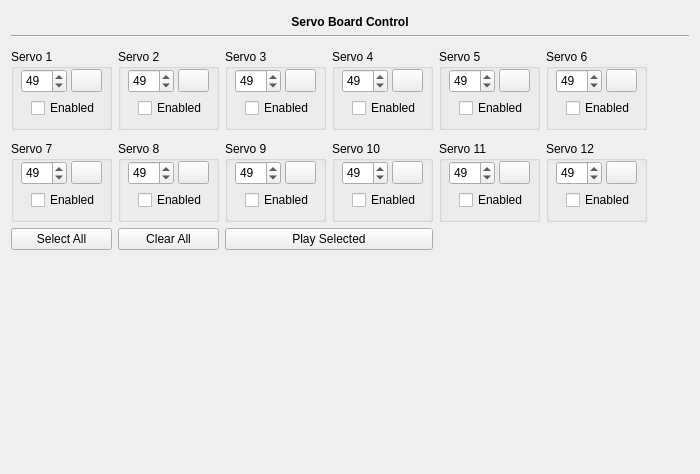
Above: src/servoboard_main.ui from jgen/ServoControl before the change. Below: the same form after it.
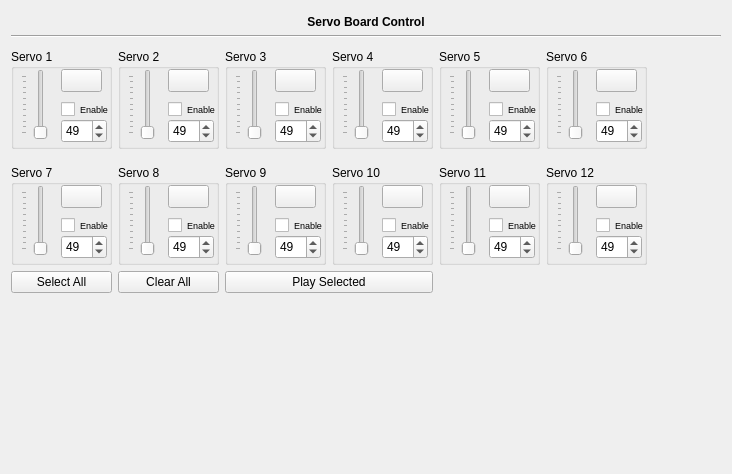
That is the form after the change. Icons and pictures are not drawn.

What changed in the file:
```diff
--- a/src/servoboard_main.ui
+++ b/src/servoboard_main.ui
@@ -6,7 +6,7 @@
    <rect>
     <x>0</x>
     <y>0</y>
-    <width>700</width>
+    <width>732</width>
     <height>474</height>
    </rect>
   </property>
@@ -24,13 +24,13 @@
        <property name="minimumSize">
         <size>
          <width>101</width>
-         <height>81</height>
+         <height>100</height>
         </size>
        </property>
        <property name="maximumSize">
         <size>
          <width>101</width>
-         <height>81</height>
+         <height>100</height>
         </size>
        </property>
        <property name="title">
@@ -39,8 +39,8 @@
        <widget class="QSpinBox" name="spinServo1">
         <property name="geometry">
          <rect>
-          <x>10</x>
-          <y>20</y>
+          <x>50</x>
+          <y>70</y>
           <width>46</width>
           <height>24</height>
          </rect>
@@ -58,9 +58,9 @@
        <widget class="QPushButton" name="btnServo1">
         <property name="geometry">
          <rect>
-          <x>60</x>
+          <x>50</x>
           <y>20</y>
-          <width>31</width>
+          <width>41</width>
           <height>23</height>
          </rect>
         </property>
@@ -78,14 +78,47 @@
        <widget class="QCheckBox" name="chkServo1">
         <property name="geometry">
          <rect>
-          <x>20</x>
+          <x>50</x>
           <y>50</y>
-          <width>71</width>
-          <height>18</height>
+          <width>51</width>
+          <height>20</height>
          </rect>
         </property>
+        <property name="minimumSize">
+         <size>
+          <width>51</width>
+          <height>20</height>
+         </size>
+        </property>
+        <property name="maximumSize">
+         <size>
+          <width>51</width>
+          <height>20</height>
+         </size>
+        </property>
+        <property name="font">
+         <font>
+          <pointsize>7</pointsize>
+         </font>
+        </property>
         <property name="text">
-         <string>Enabled</string>
+         <string>Enable</string>
+        </property>
+       </widget>
+       <widget class="QSlider" name="sliderServo1">
+        <property name="geometry">
+         <rect>
+          <x>10</x>
+          <y>20</y>
+          <width>31</width>
+          <height>71</height>
+         </rect>
+        </property>
+        <property name="orientation">
+         <enum>Qt::Vertical</enum>
+        </property>
+        <property name="tickPosition">
+         <enum>QSlider::TicksAbove</enum>
         </property>
        </widget>
       </widget>
@@ -95,13 +128,13 @@
        <property name="minimumSize">
         <size>
          <width>101</width>
-         <height>81</height>
+         <height>100</height>
         </size>
        </property>
        <property name="maximumSize">
         <size>
          <width>101</width>
-         <height>81</height>
+         <height>100</height>
         </size>
        </property>
        <property name="title">
@@ -110,8 +143,8 @@
        <widget class="QSpinBox" name="spinServo2">
         <property name="geometry">
          <rect>
-          <x>10</x>
-          <y>20</y>
+          <x>50</x>
+          <y>70</y>
           <width>46</width>
           <height>24</height>
          </rect>
@@ -129,9 +162,9 @@
        <widget class="QPushButton" name="btnServo2">
         <property name="geometry">
          <rect>
-          <x>60</x>
+          <x>50</x>
           <y>20</y>
-          <width>31</width>
+          <width>41</width>
           <height>23</height>
          </rect>
         </property>
@@ -149,14 +182,47 @@
        <widget class="QCheckBox" name="chkServo2">
         <property name="geometry">
          <rect>
-          <x>20</x>
+          <x>50</x>
           <y>50</y>
-          <width>71</width>
-          <height>18</height>
+          <width>51</width>
+          <height>20</height>
          </rect>
         </property>
+        <property name="minimumSize">
+         <size>
+          <width>51</width>
+          <height>20</height>
+         </size>
+        </property>
+        <property name="maximumSize">
+         <size>
+          <width>51</width>
+          <height>20</height>
+         </size>
+        </property>
+        <property name="font">
+         <font>
+          <pointsize>7</pointsize>
+         </font>
+        </property>
         <property name="text">
-         <string>Enabled</string>
+         <string>Enable</string>
+        </property>
+       </widget>
+       <widget class="QSlider" name="sliderServo2">
+        <property name="geometry">
+         <rect>
+          <x>10</x>
+          <y>20</y>
+          <width>31</width>
+          <height>71</height>
+         </rect>
+        </property>
+        <property name="orientation">
+         <enum>Qt::Vertical</enum>
+        </property>
+        <property name="tickPosition">
+         <enum>QSlider::TicksAbove</enum>
         </property>
        </widget>
       </widget>
@@ -187,8 +253,8 @@
        </property>
        <property name="sizeHint" stdset="0">
         <size>
-         <width>5</width>
-         <height>5</height>
+         <width>10</width>
+         <height>10</height>
         </size>
        </property>
       </spacer>
@@ -198,13 +264,13 @@
        <property name="minimumSize">
         <size>
          <width>101</width>
-         <height>81</height>
+         <height>100</height>
         </size>
        </property>
        <property name="maximumSize">
         <size>
          <width>101</width>
-         <height>81</height>
+         <height>100</height>
         </size>
        </property>
        <property name="title">
@@ -213,8 +279,8 @@
        <widget class="QSpinBox" name="spinServo7">
         <property name="geometry">
          <rect>
-          <x>10</x>
-          <y>20</y>
+          <x>50</x>
+          <y>70</y>
           <width>46</width>
           <height>24</height>
          </rect>
@@ -232,9 +298,9 @@
        <widget class="QPushButton" name="btnServo7">
         <property name="geometry">
          <rect>
-          <x>60</x>
+          <x>50</x>
           <y>20</y>
-          <width>31</width>
+          <width>41</width>
           <height>23</height>
          </rect>
         </property>
@@ -252,14 +318,47 @@
        <widget class="QCheckBox" name="chkServo7">
         <property name="geometry">
          <rect>
-          <x>20</x>
+          <x>50</x>
           <y>50</y>
-          <width>71</width>
-          <height>18</height>
+          <width>51</width>
+          <height>20</height>
          </rect>
         </property>
+        <property name="minimumSize">
+         <size>
+          <width>51</width>
+          <height>20</height>
+         </size>
+        </property>
+        <property name="maximumSize">
+         <size>
+          <width>51</width>
+          <height>20</height>
+         </size>
+        </property>
+        <property name="font">
+         <font>
+          <pointsize>7</pointsize>
+         </font>
+        </property>
         <property name="text">
-         <string>Enabled</string>
+         <string>Enable</string>
+        </property>
+       </widget>
+       <widget class="QSlider" name="sliderServo7">
+        <property name="geometry">
+         <rect>
+          <x>10</x>
+          <y>20</y>
+          <width>31</width>
+          <height>71</height>
+         </rect>
+        </property>
+        <property name="orientation">
+         <enum>Qt::Vertical</enum>
+        </property>
+        <property name="tickPosition">
+         <enum>QSlider::TicksAbove</enum>
         </property>
        </widget>
       </widget>
@@ -269,13 +368,13 @@
        <property name="minimumSize">
         <size>
          <width>101</width>
-         <height>81</height>
+         <height>100</height>
         </size>
        </property>
        <property name="maximumSize">
         <size>
          <width>101</width>
-         <height>81</height>
+         <height>100</height>
         </size>
        </property>
        <property name="title">
@@ -284,8 +383,8 @@
        <widget class="QSpinBox" name="spinServo3">
         <property name="geometry">
          <rect>
-          <x>10</x>
-          <y>20</y>
+          <x>50</x>
+          <y>70</y>
           <width>46</width>
           <height>24</height>
          </rect>
@@ -303,9 +402,9 @@
        <widget class="QPushButton" name="btnServo3">
         <property name="geometry">
          <rect>
-          <x>60</x>
+          <x>50</x>
           <y>20</y>
-          <width>31</width>
+          <width>41</width>
           <height>23</height>
          </rect>
         </property>
@@ -323,14 +422,47 @@
        <widget class="QCheckBox" name="chkServo3">
         <property name="geometry">
          <rect>
-          <x>20</x>
+          <x>50</x>
           <y>50</y>
-          <width>71</width>
-          <height>18</height>
+          <width>51</width>
+          <height>20</height>
          </rect>
         </property>
+        <property name="minimumSize">
+         <size>
+          <width>51</width>
+          <height>20</height>
+         </size>
+        </property>
+        <property name="maximumSize">
+         <size>
+          <width>51</width>
+          <height>20</height>
+         </size>
+        </property>
+        <property name="font">
+         <font>
+          <pointsize>7</pointsize>
+         </font>
+        </property>
         <property name="text">
-         <string>Enabled</string>
+         <string>Enable</string>
+        </property>
+       </widget>
+       <widget class="QSlider" name="sliderServo3">
+        <property name="geometry">
+         <rect>
+          <x>10</x>
+          <y>20</y>
+          <width>31</width>
+          <height>71</height>
+         </rect>
+        </property>
+        <property name="orientation">
+         <enum>Qt::Vertical</enum>
+        </property>
+        <property name="tickPosition">
+         <enum>QSlider::TicksAbove</enum>
         </property>
        </widget>
       </widget>
@@ -340,13 +472,13 @@
        <property name="minimumSize">
         <size>
          <width>101</width>
-         <height>81</height>
+         <height>100</height>
         </size>
        </property>
        <property name="maximumSize">
         <size>
          <width>101</width>
-         <height>81</height>
+         <height>100</height>
         </size>
        </property>
        <property name="title">
@@ -355,8 +487,8 @@
        <widget class="QSpinBox" name="spinServo4">
         <property name="geometry">
          <rect>
-          <x>10</x>
-          <y>20</y>
+          <x>50</x>
+          <y>70</y>
           <width>46</width>
           <height>24</height>
          </rect>
@@ -374,9 +506,9 @@
        <widget class="QPushButton" name="btnServo4">
         <property name="geometry">
          <rect>
-          <x>60</x>
+          <x>50</x>
           <y>20</y>
-          <width>31</width>
+          <width>41</width>
           <height>23</height>
          </rect>
         </property>
@@ -394,14 +526,47 @@
        <widget class="QCheckBox" name="chkServo4">
         <property name="geometry">
          <rect>
-          <x>20</x>
+          <x>50</x>
           <y>50</y>
-          <width>71</width>
-          <height>18</height>
+          <width>51</width>
+          <height>20</height>
          </rect>
         </property>
+        <property name="minimumSize">
+         <size>
+          <width>51</width>
+          <height>20</height>
+         </size>
+        </property>
+        <property name="maximumSize">
+         <size>
+          <width>51</width>
+          <height>20</height>
+         </size>
+        </property>
+        <property name="font">
+         <font>
+          <pointsize>7</pointsize>
+         </font>
+        </property>
         <property name="text">
-         <string>Enabled</string>
+         <string>Enable</string>
+        </property>
+       </widget>
+       <widget class="QSlider" name="sliderServo4">
+        <property name="geometry">
+         <rect>
+          <x>10</x>
+          <y>20</y>
+          <width>31</width>
+          <height>71</height>
+         </rect>
+        </property>
+        <property name="orientation">
+         <enum>Qt::Vertical</enum>
+        </property>
+        <property name="tickPosition">
+         <enum>QSlider::TicksAbove</enum>
         </property>
        </widget>
       </widget>
@@ -411,13 +576,13 @@
        <property name="minimumSize">
         <size>
          <width>101</width>
-         <height>81</height>
+         <height>100</height>
         </size>
        </property>
        <property name="maximumSize">
         <size>
          <width>101</width>
-         <height>81</height>
+         <height>100</height>
         </size>
        </property>
        <property name="title">
@@ -426,8 +591,8 @@
        <widget class="QSpinBox" name="spinServo5">
         <property name="geometry">
          <rect>
-          <x>10</x>
-          <y>20</y>
+          <x>50</x>
+          <y>70</y>
           <width>46</width>
           <height>24</height>
          </rect>
@@ -445,9 +610,9 @@
        <widget class="QPushButton" name="btnServo5">
         <property name="geometry">
          <rect>
-          <x>60</x>
+          <x>50</x>
           <y>20</y>
-          <width>31</width>
+          <width>41</width>
           <height>23</height>
          </rect>
         </property>
@@ -465,14 +630,47 @@
        <widget class="QCheckBox" name="chkServo5">
         <property name="geometry">
          <rect>
-          <x>20</x>
+          <x>50</x>
           <y>50</y>
-          <width>71</width>
-          <height>18</height>
+          <width>51</width>
+          <height>20</height>
          </rect>
         </property>
+        <property name="minimumSize">
+         <size>
+          <width>51</width>
+          <height>20</height>
+         </size>
+        </property>
+        <property name="maximumSize">
+         <size>
+          <width>51</width>
+          <height>20</height>
+         </size>
+        </property>
+        <property name="font">
+         <font>
+          <pointsize>7</pointsize>
+         </font>
+        </property>
         <property name="text">
-         <string>Enabled</string>
+         <string>Enable</string>
+        </property>
+       </widget>
+       <widget class="QSlider" name="sliderServo5">
+        <property name="geometry">
+         <rect>
+          <x>10</x>
+          <y>20</y>
+          <width>31</width>
+          <height>71</height>
+         </rect>
+        </property>
+        <property name="orientation">
+         <enum>Qt::Vertical</enum>
+        </property>
+        <property name="tickPosition">
+         <enum>QSlider::TicksAbove</enum>
         </property>
        </widget>
       </widget>
@@ -482,13 +680,13 @@
        <property name="minimumSize">
         <size>
          <width>101</width>
-         <height>81</height>
+         <height>100</height>
         </size>
        </property>
        <property name="maximumSize">
         <size>
          <width>101</width>
-         <height>81</height>
+         <height>100</height>
         </size>
        </property>
        <property name="title">
@@ -497,8 +695,8 @@
        <widget class="QSpinBox" name="spinServo6">
         <property name="geometry">
          <rect>
-          <x>10</x>
-          <y>20</y>
+          <x>50</x>
+          <y>70</y>
           <width>46</width>
           <height>24</height>
          </rect>
@@ -516,9 +714,9 @@
        <widget class="QPushButton" name="btnServo6">
         <property name="geometry">
          <rect>
-          <x>60</x>
+          <x>50</x>
           <y>20</y>
-          <width>31</width>
+          <width>41</width>
           <height>23</height>
          </rect>
         </property>
@@ -536,14 +734,47 @@
        <widget class="QCheckBox" name="chkServo6">
         <property name="geometry">
          <rect>
-          <x>20</x>
+          <x>50</x>
           <y>50</y>
-          <width>71</width>
-          <height>18</height>
+          <width>51</width>
+          <height>20</height>
          </rect>
         </property>
+        <property name="minimumSize">
+         <size>
+          <width>51</width>
+          <height>20</height>
+         </size>
+        </property>
+        <property name="maximumSize">
+         <size>
+          <width>51</width>
+          <height>20</height>
+         </size>
+        </property>
+        <property name="font">
+         <font>
+          <pointsize>7</pointsize>
+         </font>
+        </property>
         <property name="text">
-         <string>Enabled</string>
+         <string>Enable</string>
+        </property>
+       </widget>
+       <widget class="QSlider" name="sliderServo6">
+        <property name="geometry">
+         <rect>
+          <x>10</x>
+          <y>20</y>
+          <width>31</width>
+          <height>71</height>
+         </rect>
+        </property>
+        <property name="orientation">
+         <enum>Qt::Vertical</enum>
+        </property>
+        <property name="tickPosition">
+         <enum>QSlider::TicksAbove</enum>
         </property>
        </widget>
       </widget>
@@ -553,13 +784,13 @@
        <property name="minimumSize">
         <size>
          <width>101</width>
-         <height>81</height>
+         <height>100</height>
         </size>
        </property>
        <property name="maximumSize">
         <size>
          <width>101</width>
-         <height>81</height>
+         <height>100</height>
         </size>
        </property>
        <property name="title">
@@ -568,8 +799,8 @@
        <widget class="QSpinBox" name="spinServo8">
         <property name="geometry">
          <rect>
-          <x>10</x>
-          <y>20</y>
+          <x>50</x>
+          <y>70</y>
           <width>46</width>
           <height>24</height>
          </rect>
@@ -587,9 +818,9 @@
        <widget class="QPushButton" name="btnServo8">
         <property name="geometry">
          <rect>
-          <x>60</x>
+          <x>50</x>
           <y>20</y>
-          <width>31</width>
+          <width>41</width>
           <height>23</height>
          </rect>
         </property>
@@ -607,14 +838,47 @@
        <widget class="QCheckBox" name="chkServo8">
         <property name="geometry">
          <rect>
-          <x>20</x>
+          <x>50</x>
           <y>50</y>
-          <width>71</width>
-          <height>18</height>
+          <width>51</width>
+          <height>20</height>
          </rect>
         </property>
+        <property name="minimumSize">
+         <size>
+          <width>51</width>
+          <height>20</height>
+         </size>
+        </property>
+        <property name="maximumSize">
+         <size>
+          <width>51</width>
+          <height>20</height>
+         </size>
+        </property>
+        <property name="font">
+         <font>
+          <pointsize>7</pointsize>
+         </font>
+        </property>
         <property name="text">
-         <string>Enabled</string>
+         <string>Enable</string>
+        </property>
+       </widget>
+       <widget class="QSlider" name="sliderServo8">
+        <property name="geometry">
+         <rect>
+          <x>10</x>
+          <y>20</y>
+          <width>31</width>
+          <height>71</height>
+         </rect>
+        </property>
+        <property name="orientation">
+         <enum>Qt::Vertical</enum>
+        </property>
+        <property name="tickPosition">
+         <enum>QSlider::TicksAbove</enum>
         </property>
        </widget>
       </widget>
@@ -624,13 +888,13 @@
        <property name="minimumSize">
         <size>
          <width>101</width>
-         <height>81</height>
+         <height>100</height>
         </size>
        </property>
        <property name="maximumSize">
         <size>
          <width>101</width>
-         <height>81</height>
+         <height>100</height>
         </size>
        </property>
        <property name="title">
@@ -639,8 +903,8 @@
        <widget class="QSpinBox" name="spinServo9">
         <property name="geometry">
          <rect>
-          <x>10</x>
-          <y>20</y>
+          <x>50</x>
+          <y>70</y>
           <width>46</width>
           <height>24</height>
          </rect>
@@ -658,9 +922,9 @@
        <widget class="QPushButton" name="btnServo9">
         <property name="geometry">
          <rect>
-          <x>60</x>
+          <x>50</x>
           <y>20</y>
-          <width>31</width>
+          <width>41</width>
           <height>23</height>
          </rect>
         </property>
@@ -678,14 +942,47 @@
        <widget class="QCheckBox" name="chkServo9">
         <property name="geometry">
          <rect>
-          <x>20</x>
+          <x>50</x>
           <y>50</y>
-          <width>71</width>
-          <height>18</height>
+          <width>51</width>
+          <height>20</height>
          </rect>
         </property>
+        <property name="minimumSize">
+         <size>
+          <width>51</width>
+          <height>20</height>
+         </size>
+        </property>
+        <property name="maximumSize">
+         <size>
+          <width>51</width>
+          <height>20</height>
+         </size>
+        </property>
+        <property name="font">
+         <font>
+          <pointsize>7</pointsize>
+         </font>
+        </property>
         <property name="text">
-         <string>Enabled</string>
+         <string>Enable</string>
+        </property>
+       </widget>
+       <widget class="QSlider" name="sliderServo9">
+        <property name="geometry">
+         <rect>
+          <x>10</x>
+          <y>20</y>
+          <width>31</width>
+          <height>71</height>
+         </rect>
+        </property>
+        <property name="orientation">
+         <enum>Qt::Vertical</enum>
+        </property>
+        <property name="tickPosition">
+         <enum>QSlider::TicksAbove</enum>
         </property>
        </widget>
       </widget>
@@ -695,13 +992,13 @@
        <property name="minimumSize">
         <size>
          <width>101</width>
-         <height>81</height>
+         <height>100</height>
         </size>
        </property>
        <property name="maximumSize">
         <size>
          <width>101</width>
-         <height>81</height>
+         <height>100</height>
         </size>
        </property>
        <property name="title">
@@ -710,8 +1007,8 @@
        <widget class="QSpinBox" name="spinServo10">
         <property name="geometry">
          <rect>
-          <x>10</x>
-          <y>20</y>
+          <x>50</x>
+          <y>70</y>
           <width>46</width>
           <height>24</height>
          </rect>
@@ -729,9 +1026,9 @@
        <widget class="QPushButton" name="btnServo10">
         <property name="geometry">
          <rect>
-          <x>60</x>
+          <x>50</x>
           <y>20</y>
-          <width>31</width>
+          <width>41</width>
           <height>23</height>
          </rect>
         </property>
@@ -749,14 +1046,47 @@
        <widget class="QCheckBox" name="chkServo10">
         <property name="geometry">
          <rect>
-          <x>20</x>
+          <x>50</x>
           <y>50</y>
-          <width>71</width>
-          <height>18</height>
+          <width>51</width>
+          <height>20</height>
          </rect>
         </property>
+        <property name="minimumSize">
+         <size>
+          <width>51</width>
+          <height>20</height>
+         </size>
+        </property>
+        <property name="maximumSize">
+         <size>
+          <width>51</width>
+          <height>20</height>
+         </size>
+        </property>
+        <property name="font">
+         <font>
+          <pointsize>7</pointsize>
+         </font>
+        </property>
         <property name="text">
-         <string>Enabled</string>
+         <string>Enable</string>
+        </property>
+       </widget>
+       <widget class="QSlider" name="sliderServo10">
+        <property name="geometry">
+         <rect>
+          <x>10</x>
+          <y>20</y>
+          <width>31</width>
+          <height>71</height>
+         </rect>
+        </property>
+        <property name="orientation">
+         <enum>Qt::Vertical</enum>
+        </property>
+        <property name="tickPosition">
+         <enum>QSlider::TicksAbove</enum>
         </property>
        </widget>
       </widget>
@@ -766,13 +1096,13 @@
        <property name="minimumSize">
         <size>
          <width>101</width>
-         <height>81</height>
+         <height>100</height>
         </size>
        </property>
        <property name="maximumSize">
         <size>
          <width>101</width>
-         <height>81</height>
+         <height>100</height>
         </size>
        </property>
        <property name="title">
@@ -781,8 +1111,8 @@
        <widget class="QSpinBox" name="spinServo11">
         <property name="geometry">
          <rect>
-          <x>10</x>
-          <y>20</y>
+          <x>50</x>
+          <y>70</y>
           <width>46</width>
           <height>24</height>
          </rect>
@@ -800,9 +1130,9 @@
        <widget class="QPushButton" name="btnServo11">
         <property name="geometry">
          <rect>
-          <x>60</x>
+          <x>50</x>
           <y>20</y>
-          <width>31</width>
+          <width>41</width>
           <height>23</height>
          </rect>
         </property>
@@ -820,14 +1150,47 @@
        <widget class="QCheckBox" name="chkServo11">
         <property name="geometry">
          <rect>
-          <x>20</x>
+          <x>50</x>
           <y>50</y>
-          <width>71</width>
-          <height>18</height>
+          <width>51</width>
+          <height>20</height>
          </rect>
         </property>
+        <property name="minimumSize">
+         <size>
+          <width>51</width>
+          <height>20</height>
+         </size>
+        </property>
+        <property name="maximumSize">
+         <size>
+          <width>51</width>
+          <height>20</height>
+         </size>
+        </property>
+        <property name="font">
+         <font>
+          <pointsize>7</pointsize>
+         </font>
+        </property>
         <property name="text">
-         <string>Enabled</string>
+         <string>Enable</string>
+        </property>
+       </widget>
+       <widget class="QSlider" name="sliderServo11">
+        <property name="geometry">
+         <rect>
+          <x>10</x>
+          <y>20</y>
+          <width>31</width>
+          <height>71</height>
+         </rect>
+        </property>
+        <property name="orientation">
+         <enum>Qt::Vertical</enum>
+        </property>
+        <property name="tickPosition">
+         <enum>QSlider::TicksAbove</enum>
         </property>
        </widget>
       </widget>
@@ -837,13 +1200,13 @@
        <property name="minimumSize">
         <size>
          <width>101</width>
-         <height>81</height>
+         <height>100</height>
         </size>
        </property>
        <property name="maximumSize">
         <size>
          <width>101</width>
-         <height>81</height>
+         <height>100</height>
         </size>
        </property>
        <property name="title">
@@ -852,8 +1215,8 @@
        <widget class="QSpinBox" name="spinServo12">
         <property name="geometry">
          <rect>
-          <x>10</x>
-          <y>20</y>
+          <x>50</x>
+          <y>70</y>
           <width>46</width>
           <height>24</height>
          </rect>
@@ -871,9 +1234,9 @@
        <widget class="QPushButton" name="btnServo12">
         <property name="geometry">
          <rect>
-          <x>60</x>
+          <x>50</x>
           <y>20</y>
-          <width>31</width>
+          <width>41</width>
           <height>23</height>
          </rect>
         </property>
@@ -891,14 +1254,47 @@
        <widget class="QCheckBox" name="chkServo12">
         <property name="geometry">
          <rect>
-          <x>20</x>
+          <x>50</x>
           <y>50</y>
-          <width>71</width>
-          <height>18</height>
+          <width>51</width>
+          <height>20</height>
          </rect>
         </property>
+        <property name="minimumSize">
+         <size>
+          <width>51</width>
+          <height>20</height>
+         </size>
+        </property>
+        <property name="maximumSize">
+         <size>
+          <width>51</width>
+          <height>20</height>
+         </size>
+        </property>
+        <property name="font">
+         <font>
+          <pointsize>7</pointsize>
+         </font>
+        </property>
         <property name="text">
-         <string>Enabled</string>
+         <string>Enable</string>
+        </property>
+       </widget>
+       <widget class="QSlider" name="sliderServo12">
+        <property name="geometry">
+         <rect>
+          <x>10</x>
+          <y>20</y>
+          <width>31</width>
+          <height>71</height>
+         </rect>
+        </property>
+        <property name="orientation">
+         <enum>Qt::Vertical</enum>
+        </property>
+        <property name="tickPosition">
+         <enum>QSlider::TicksAbove</enum>
         </property>
        </widget>
       </widget>
```
